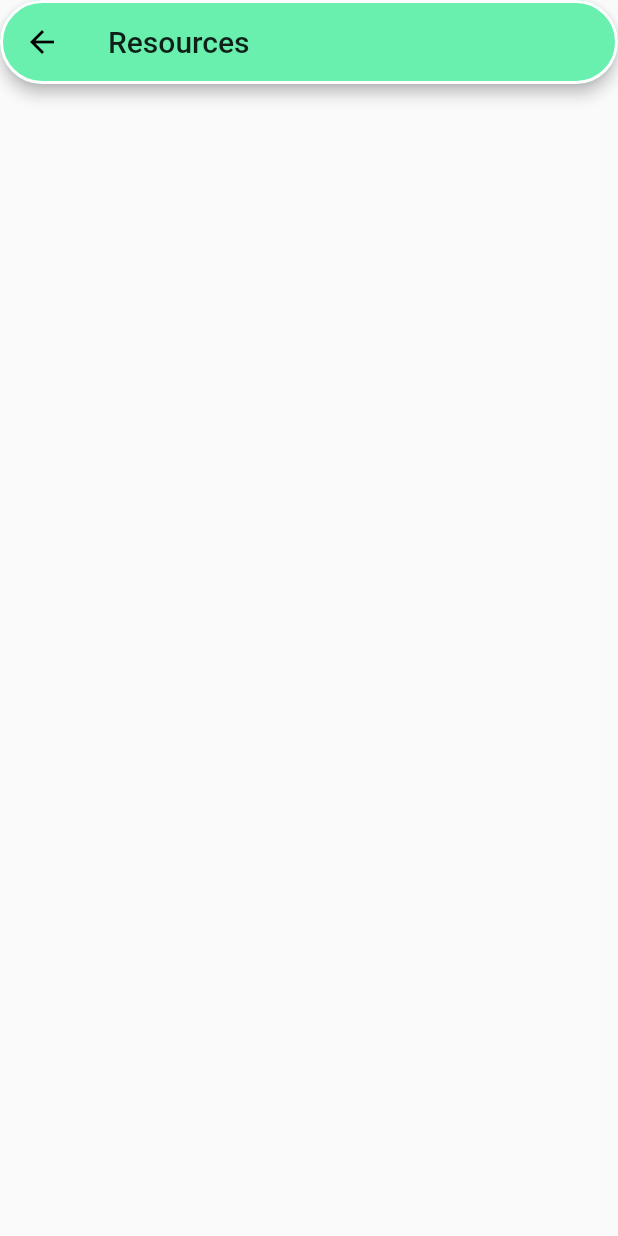
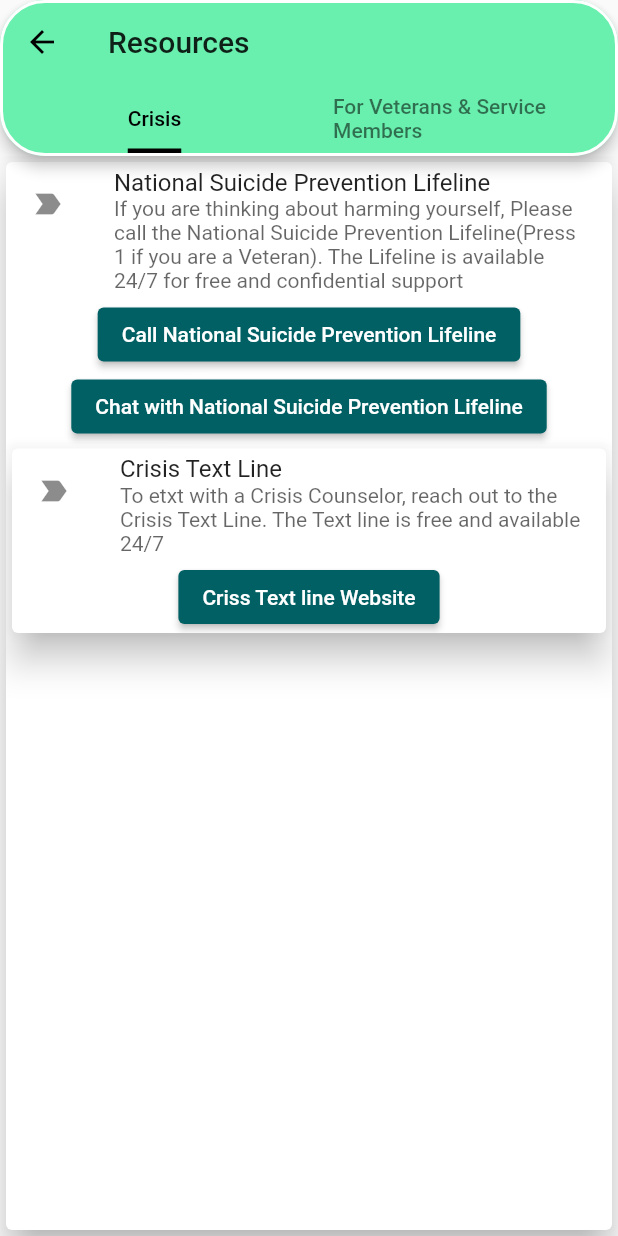
Before and after one commit to Kurama-tech/safety-ui, a Flutter app: the Resources screen opened directly, on a phone screen of 412 x 824 dp. Run offline on Flutter 3.47's test engine with Material 2 defaults, Android fonts, the phone set to English and light mode, and no system bars; our stand-ins replace flutter_speed_dial, google_fonts, sqflite; accounts and stored records are empty.

Commit message:
create Resources Tab bar Pages

```diff
--- a/lib/view/resourcesView.dart
+++ b/lib/view/resourcesView.dart
@@ -1,15 +1,163 @@
 import 'package:flutter/material.dart';
+import 'package:google_fonts/google_fonts.dart';
+import 'package:url_launcher/url_launcher.dart';
 
-class Resources extends StatelessWidget {
+import 'Appointments.dart';
+import 'Medications.dart';
+
+class Resources extends StatefulWidget {
+  const Resources({key}) : super(key: key);
+
+  @override
+  _ResourcesState createState() => _ResourcesState();
+}
+
+class _ResourcesState extends State<Resources> with TickerProviderStateMixin {
+  TabController _tabController;
+
+  @override
+  void initState() {
+    super.initState();
+    _tabController = TabController(length: 2, vsync: this);
+  }
+
   @override
   Widget build(BuildContext context) {
-    return new Scaffold(
+    return Scaffold(
       appBar: AppBar(
-         title: Text("Resources"),
+        title: Text("Resources"),
         shape: RoundedRectangleBorder(
             borderRadius: BorderRadius.circular(30),
             side: BorderSide(width: 2, color: Colors.white)),
+        bottom: TabBar(
+          indicator: UnderlineTabIndicator(borderSide: BorderSide(width: 5.0)),
+          indicatorSize: TabBarIndicatorSize.label,
+          unselectedLabelColor: Theme.of(context).unselectedWidgetColor,
+          labelColor: Theme.of(context).textTheme.headline4.color,
+          controller: _tabController,
+          tabs: [
+            Tab(
+              child: Text("Crisis"),
+            ),
+            Tab(
+              child: Text("For Veterans & Service Members"),
+            ),
+          ],
+        ),
+      ),
+      body: TabBarView(
+        controller: _tabController,
+        children: <Widget>[
+          Container(
+            child: Card(
+              elevation: 10,
+              clipBehavior: Clip.antiAlias,
+              child: Column(children: [
+                ListTile(
+                  leading: Icon(Icons.label_important),
+                  title: const Text('National Suicide Prevention Lifeline'),
+                  subtitle: Text(
+                    'If you are thinking about harming yourself, Please call the National Suicide Prevention Lifeline(Press 1 if you are a Veteran). The Lifeline is available 24/7 for free and confidential support ',
+                    style: TextStyle(color: Colors.black.withOpacity(0.6)),
+                  ),
+                ),
+                ElevatedButton(
+                  style: ButtonStyle(
+                      backgroundColor:
+                          MaterialStateProperty.all(Colors.cyan[900])),
+                  onPressed: () {
+                    launch('tel:18002738255');
+                  },
+                  child: Text("Call National Suicide Prevention Lifeline"),
+                ),
+                ElevatedButton(
+                  style: ButtonStyle(
+                      backgroundColor:
+                          MaterialStateProperty.all(Colors.cyan[900])),
+                  onPressed: () {
+                    launch('https://suicidepreventionlifeline.org/chat/');
+                  },
+                  child: Text("Chat with National Suicide Prevention Lifeline"),
+                ),
+                Card(
+                  elevation: 10,
+                  clipBehavior: Clip.antiAlias,
+                  child: Column(children: [
+                    ListTile(
+                      leading: Icon(Icons.label_important),
+                      title: const Text('Crisis Text Line'),
+                      subtitle: Text(
+                        'To etxt with a Crisis Counselor, reach out to the Crisis Text Line. The Text line is free and available 24/7',
+                        style: TextStyle(color: Colors.black.withOpacity(0.6)),
+                      ),
+                    ),
 
+                    ElevatedButton(
+                      style: ButtonStyle(
+                          backgroundColor:
+                              MaterialStateProperty.all(Colors.cyan[900])),
+                      onPressed: () {
+                        launch('https://www.crisistextline.org/');
+                      },
+                      child: Text("Criss Text line Website"),
+                    ),
+                  ]),
+                ),
+              ]),
+            ),
+          ),
+           Container(
+            child: Card(
+              elevation: 10,
+              clipBehavior: Clip.antiAlias,
+              child: Column(children: [
+                ListTile(
+                  leading: Icon(Icons.label_important),
+                  title: const Text('Find a VA Facility'),
+                  subtitle: Text(
+                    'The VA Offers a varierty of services including healthcare, counseling, and benefits. Click below to find your nearest VA location.',
+                    style: TextStyle(color: Colors.black.withOpacity(0.6)),
+                  ),
+                ),
+                ElevatedButton(
+                  style: ButtonStyle(
+                      backgroundColor:
+                          MaterialStateProperty.all(Colors.cyan[900])),
+                  onPressed: () {
+                    launch('https://www.va.gov/');
+                  },
+                  child: Text("Find a VA"),
+                ),
+
+                Card(
+                  elevation: 10,
+                  clipBehavior: Clip.antiAlias,
+                  child: Column(children: [
+                    ListTile(
+                      leading: Icon(Icons.label_important),
+                      title: const Text('Vet Centers'),
+                      subtitle: Text(
+                        'VetCenters also have care for Veterans, and continue to serve Veterans during any situation',
+                        style: TextStyle(color: Colors.black.withOpacity(0.6)),
+                      ),
+                    ),
+
+                    ElevatedButton(
+                      style: ButtonStyle(
+                          backgroundColor:
+                              MaterialStateProperty.all(Colors.cyan[900])),
+                      onPressed: () {
+                        launch('https://www.va.gov/find-locations');
+                      },
+                      child: Text("Find a VET Center"),
+                    ),
+                  ]),
+                ),
+              ]),
+            ),
+          ),
+
+        ],
       ),
     );
   }
```
Also changed, not shown: lib/view/homeView.dart (+7 -1 lines), lib/view/musicView.dart (added, +151 -0 lines).
